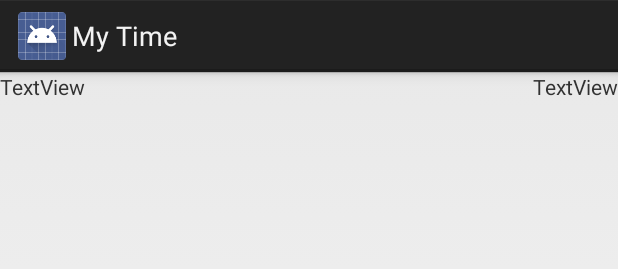
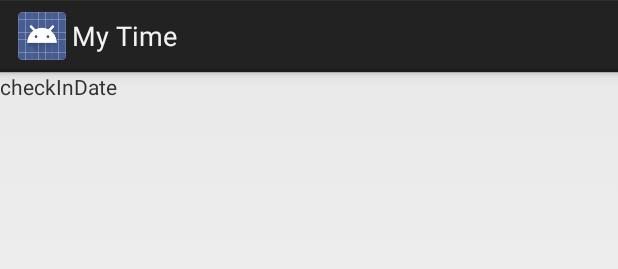
Before and after one commit to justinharringa/mytime, an Android app: the layout check_in_list.xml on its own in the app's theme, with its tools: preview values and no code run, on a phone screen of 412 x 824 dp. Shown: the top 269 px of the screen. Run offline under Robolectric (Android 15) with nearby library versions, the phone set to English and light mode, and no system bars.

Commit message:
Corrected date formatting and simplified a few things. Date and time now shows up as a local date and time according to the current time zone.

```diff
--- a/MyTime/src/main/java/com/harringa/mytime/repository/CheckInRepository.java
+++ b/MyTime/src/main/java/com/harringa/mytime/repository/CheckInRepository.java
@@ -60,10 +60,11 @@ public class CheckInRepository {
         if (cursor.moveToFirst()) {
 
             do {
-                Integer dateTime = cursor.getInt(cursor
+                long dateTime = cursor.getLong(cursor
                         .getColumnIndex(DatabaseHelper.CHECKIN_DATETIME));
+                Log.d(TAG, "dateTime: " + dateTime);
 
-                instants.add(new Instant(dateTime.longValue()));
+                instants.add(new Instant(dateTime));
 
             } while (cursor.moveToNext());
         }
--- a/MyTime/src/main/res/layout/check_in_list.xml
+++ b/MyTime/src/main/res/layout/check_in_list.xml
@@ -9,13 +9,7 @@
             android:layout_width="0dp"
             android:layout_height="wrap_content"
             android:layout_weight="1"
-            android:text="TextView" />
-
-    <TextView
-            android:id="@+id/checkInTime"
-            android:layout_width="wrap_content"
-            android:layout_height="wrap_content"
-            android:text="TextView" />
-
+            android:layout_marginRight="10dp"
+            android:text="checkInDate"/>
 
 </LinearLayout>
```
Also changed, not shown: MyTime/src/main/java/com/harringa/mytime/adapter/CheckInAdapter.java (+18 -13 lines).
